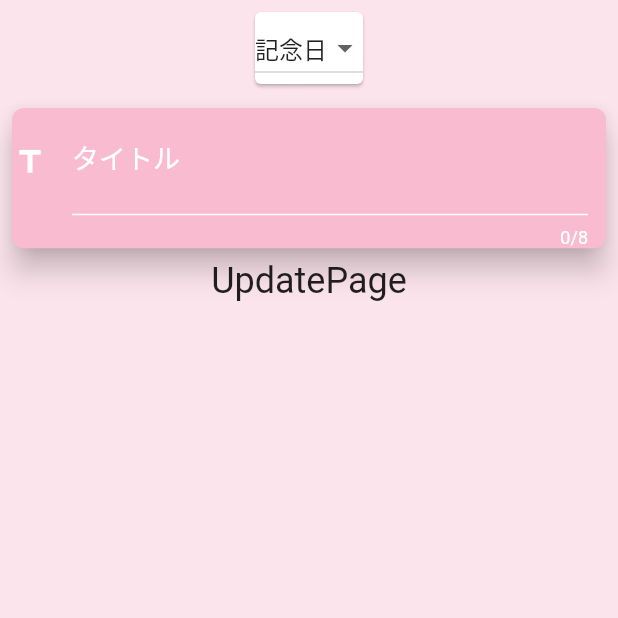
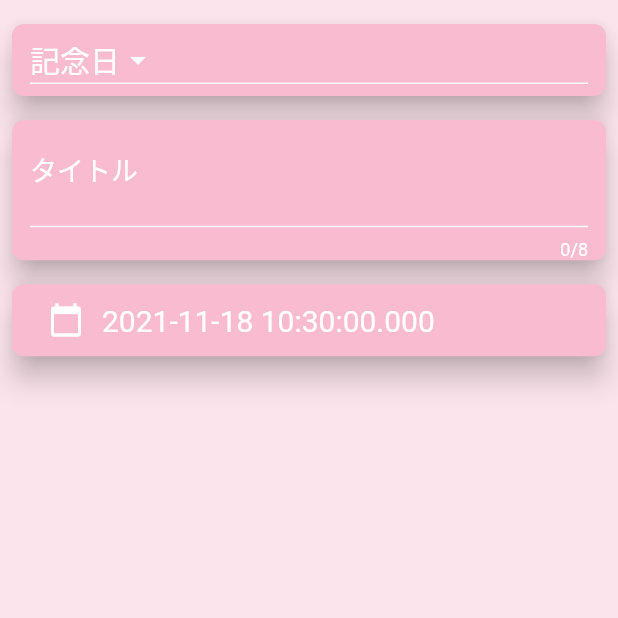
Before and after one commit to kataoka-kk/notice_anniversary, a Flutter app: the UpdatePage screen opened by its route, on a phone screen of 412 x 824 dp, the top half of it. Run offline on Flutter 3.47's test engine with Material 2 defaults, Android fonts, the phone set to English and light mode, and no system bars; our stand-ins replace flutter_datetime_picker, shared_preferences; accounts and stored records are empty.

Commit message:
Working UpdatePage
あと少し。。。

```diff
--- a/lib/viewmodels/UpdateViewModel.dart
+++ b/lib/viewmodels/UpdateViewModel.dart
@@ -8,6 +8,10 @@ class UpdateViewModel extends ChangeNotifier {
   int _numAnniversary = 0;
 
   int get numAnniversary => _numAnniversary;
+
+  DateTime _selectDay = DateTime.now();
+
+  DateTime get selectDay => _selectDay;
 
   List<DropdownMenuItem<int>> _anniversaryItems = [];
 
@@ -25,4 +29,10 @@ class UpdateViewModel extends ChangeNotifier {
     _numAnniversary = value!;
     notifyListeners();
   }
+
+  void onConfirm(DateTime date) {
+    print("onConfirm：$date");
+    _selectDay = date;
+    notifyListeners();
+  }
 }
--- a/lib/views/screens/ListPage.dart
+++ b/lib/views/screens/ListPage.dart
@@ -8,7 +8,6 @@ class ListPage extends StatelessWidget {
   Widget build(BuildContext context) {
     final viewModel = context.read<ListViewModel>();
     if (!viewModel.isLoad) {
-      //TODO
       print("!viewModel.isLoad: init");
       viewModel.loadAnniversary();
     }
@@ -26,7 +25,7 @@ class ListPage extends StatelessWidget {
         ),
         body: SingleChildScrollView(
           child: Padding(
-            padding: const EdgeInsets.all(4.0),
+            padding: const EdgeInsets.symmetric(vertical: 8.0),
             child: Column(
               children: <Widget>[
                 Consumer<ListViewModel>(builder: (context, model, child) {
@@ -50,7 +49,7 @@ class ListPage extends StatelessWidget {
       physics: const NeverScrollableScrollPhysics(),
       itemCount: model.anniversaries.length,
       itemBuilder: (context, int position) => Padding(
-        padding: const EdgeInsets.all(2.0),
+        padding: const EdgeInsets.all(4.0),
         child: AnniversaryTile(
           month: model.anniversaries[position].dateTime.month,
           day: model.anniversaries[position].dateTime.day,
@@ -66,7 +65,7 @@ class ListPage extends StatelessWidget {
     //   physics: const NeverScrollableScrollPhysics(),
     //   itemCount: 10,
     //   itemBuilder: (context, int position) => Padding(
-    //     padding: const EdgeInsets.all(2.0),
+    //     padding: const EdgeInsets.all(4.0),
     //     child: AnniversaryTile(
     //       month: 12,
     //       day: 1,
@@ -75,6 +74,5 @@ class ListPage extends StatelessWidget {
     //     ),
     //   ),
     // );
-
   }
 }
--- a/lib/views/screens/UpdatePage.dart
+++ b/lib/views/screens/UpdatePage.dart
@@ -1,5 +1,7 @@
 import 'package:flutter/material.dart';
+import 'package:flutter_datetime_picker/flutter_datetime_picker.dart';
 import 'package:notice_anniversary/viewmodels/UpdateViewModel.dart';
+import 'package:provider/provider.dart';
 import 'package:provider/src/provider.dart';
 
 class UpdatePage extends StatelessWidget {
@@ -14,20 +16,39 @@ class UpdatePage extends StatelessWidget {
     //TODO 11/16～UpdatePageの作業をしていく
     // ✓タイトルフィールドの作成
     // 何月何日のフィールドの作成
-    // ラベル（記念日、誕生日、その他）選択の作成
+    // ✓ラベル（記念日、誕生日、その他）選択の作成
 
-    //TODO:return ChangeNotifierProviderしてないから値が変わっても通知されていない恐れがあり。
-    //DropdownButtonが反応しない。
+    //TODO 11/18～UpdatePageに追加機能の作成
 
     return SafeArea(
       child: Scaffold(
         backgroundColor: Colors.pink.shade50,
-        body: Column(
+        body: Padding(
+          padding: const EdgeInsets.symmetric(vertical: 8.0),
+          child: Column(
+            crossAxisAlignment: CrossAxisAlignment.stretch,
             children: <Widget>[
-            Padding(
+              Consumer<UpdateViewModel>(
+                builder: (context, model, child) {
+                  return Padding(
                     padding: const EdgeInsets.all(4.0),
                     child: Card(
+                      elevation: 8.0,
+                      color: Colors.pink.shade100,
+                      shape: RoundedRectangleBorder(
+                        borderRadius: BorderRadius.circular(8.0),
+                      ),
+                      child: Padding(
+                        padding: const EdgeInsets.symmetric(horizontal: 12.0),
                         child: DropdownButton(
+                          underline: Container(
+                            color: Colors.white,
+                            height: 1,
+                          ),
+                          dropdownColor: Colors.pink.shade100,
+                          iconEnabledColor: Colors.white,
+                          iconDisabledColor: Colors.white,
+                          style: TextStyle(fontSize: 20, color: Colors.white),
                           items: viewModel.anniversaryItems,
                           value: viewModel.numAnniversary,
                           onChanged: (int? selectedValue) {
@@ -35,6 +56,9 @@ class UpdatePage extends StatelessWidget {
                           },
                         ),
                       ),
+                    ),
+                  );
+                },
               ),
               Padding(
                 padding: const EdgeInsets.all(4.0),
@@ -47,16 +71,12 @@ class UpdatePage extends StatelessWidget {
                     borderRadius: BorderRadius.circular(8.0),
                   ),
                   child: Padding(
-                  padding: const EdgeInsets.only(right: 12.0),
+                    padding: const EdgeInsets.symmetric(horizontal: 12.0),
                     child: TextField(
                       style: TextStyle(fontSize: 20, color: Colors.white),
                       maxLength: 8,
                       maxLines: 1,
                       decoration: const InputDecoration(
-                      icon: Icon(
-                        Icons.title,
-                        color: Colors.white,
-                      ),
                         focusedBorder: UnderlineInputBorder(
                           borderSide: BorderSide(
                             color: Colors.white,
@@ -80,11 +100,53 @@ class UpdatePage extends StatelessWidget {
                   ),
                 ),
               ),
+              Padding(
+                padding: const EdgeInsets.all(4.0),
+                //TODO:このカードはピンクカードとして基底クラスの作成をする
+                // AnniversaryTileのカードもそうしたい
+                child: Card(
+                  elevation: 8.0,
+                  color: Colors.pink.shade100,
+                  shape: RoundedRectangleBorder(
+                    borderRadius: BorderRadius.circular(8.0),
+                  ),
+                  child: Padding(
+                    padding: const EdgeInsets.symmetric(horizontal: 12.0),
+                    child: Consumer<UpdateViewModel>(
+                      builder: (context, model, child) {
+                        return Row(
+                          children: <Widget>[
+                            IconButton(
+                              icon: Icon(Icons.calendar_today,
+                                  color: Colors.white),
+                              onPressed: () {
+                                DatePicker.showDatePicker(
+                                  context,
+                                  minTime: DateTime(1900, 1, 1),
+                                  maxTime: DateTime(2049, 12, 31),
+                                  currentTime: viewModel.selectDay,
+                                  locale: LocaleType.jp,
+                                  onConfirm: (date) {
+                                    viewModel.onConfirm(date);
+                                  },
+                                );
+                              },
+                            ),
                             Text(
-              "UpdatePage",
-              style: TextStyle(fontSize: 24.0),
+                              //TODO:この辺を西暦、月と日にちにする
+                              viewModel.selectDay.toString(),
+                              style:
+                                  TextStyle(fontSize: 20, color: Colors.white),
                             ),
                           ],
+                        );
+                      },
+                    ),
+                  ),
+                ),
+              ),
+            ],
+          ),
         ),
       ),
     );
--- a/pubspec.yaml
+++ b/pubspec.yaml
@@ -38,6 +38,7 @@ dependencies:
   shared_preferences: ^2.0.0-nullsafety
   json_serializable:
   json_annotation: ^4.3.0
+  flutter_datetime_picker:
 
 dev_dependencies:
   flutter_test:
```
Also changed, not shown: pubspec.lock. Lines whose indentation alone changed are shown as unchanged.
